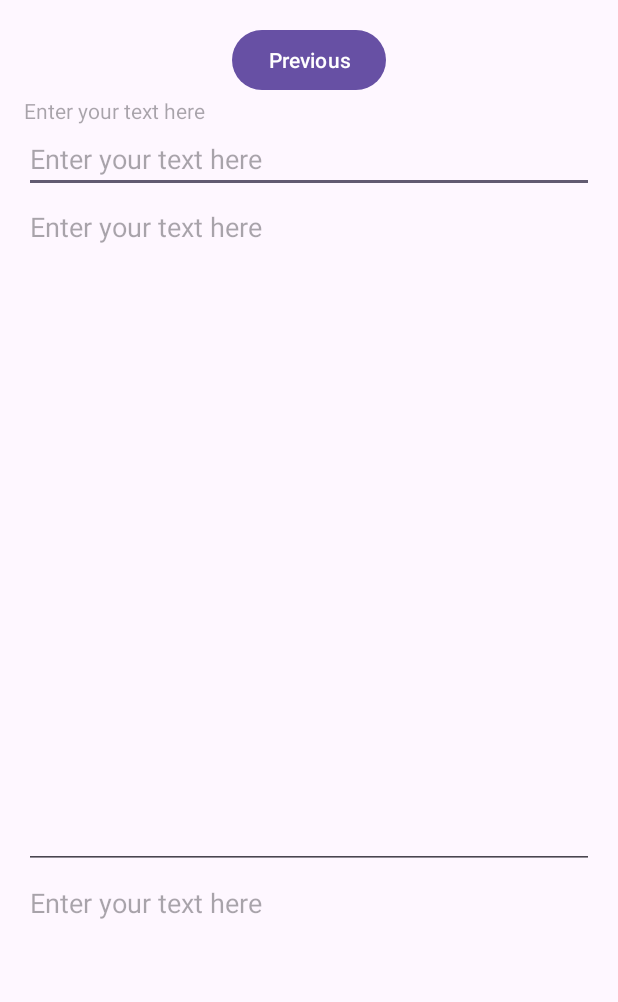
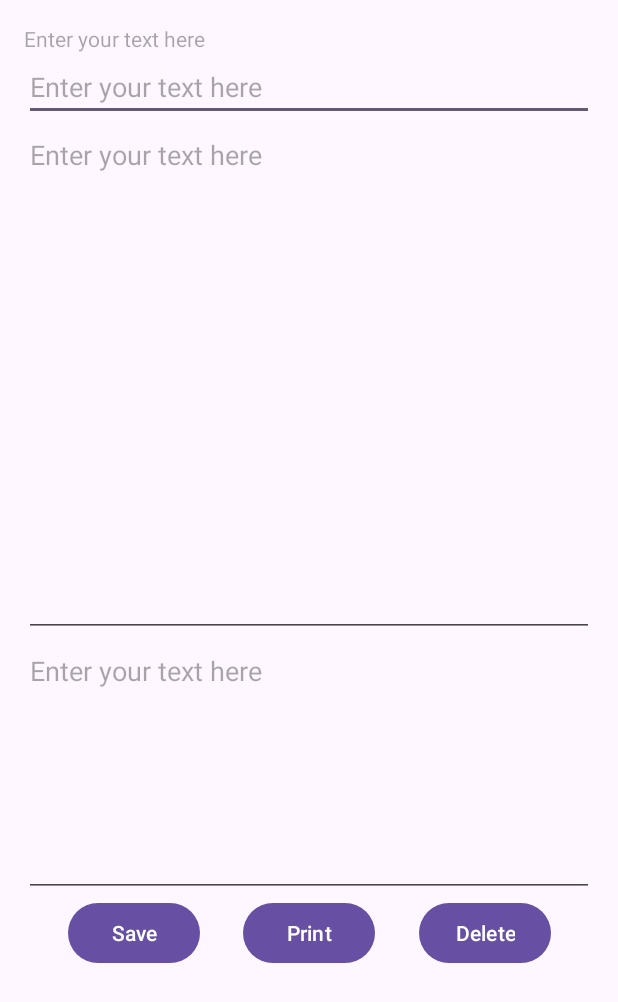
Before and after one commit to espencer127/TherapyNotesTracker, an Android app: the fragment SessionEditFragment shown on its own in the app's theme, on a phone screen of 412 x 824 dp. Shown: the top 1002 px of the screen. Run offline under Robolectric (Android 15) with nearby library versions, the phone set to English and light mode, and no system bars; our stand-ins replace Room's generated code.

Commit message:
removed redundant previous button

```diff
--- a/app/build.gradle
+++ b/app/build.gradle
@@ -15,8 +15,8 @@ android {
         applicationId "com.spencer.therapynotestracker"
         minSdk 24
         targetSdk 36
-        versionCode 1
-        versionName "1.0"
+        versionCode 3
+        versionName "1.3.0"
 
         testInstrumentationRunner "androidx.test.runner.AndroidJUnitRunner"
 
--- a/app/src/main/java/com/spencer/therapynotestracker/sessionedit/SessionEditFragment.java
+++ b/app/src/main/java/com/spencer/therapynotestracker/sessionedit/SessionEditFragment.java
@@ -5,7 +5,6 @@ import android.content.Intent;
 import android.graphics.pdf.PdfDocument;
 import android.net.Uri;
 import android.os.Bundle;
-import android.util.Log;
 import android.view.LayoutInflater;
 import android.view.View;
 import android.view.ViewGroup;
@@ -52,11 +51,6 @@ public class SessionEditFragment extends Fragment {
 
     public void onViewCreated(@NonNull View view, Bundle savedInstanceState) {
         super.onViewCreated(view, savedInstanceState);
-
-        binding.buttonSecond.setOnClickListener(v ->
-                NavHostFragment.findNavController(SessionEditFragment.this)
-                        .navigate(R.id.action_SecondFragment_to_FirstFragment)
-        );
 
         binding.buttonSaveSessionEdit.setOnClickListener(v -> {
                 attemptEdit();
--- a/app/src/main/res/layout/fragment_session_edit.xml
+++ b/app/src/main/res/layout/fragment_session_edit.xml
@@ -12,16 +12,6 @@
         android:layout_height="match_parent"
         android:padding="16dp">
 
-        <Button
-            android:id="@+id/button_second"
-            android:layout_width="wrap_content"
-            android:layout_height="wrap_content"
-            android:text="@string/previous"
-            app:layout_constraintBottom_toTopOf="@id/view_date"
-            app:layout_constraintEnd_toEndOf="parent"
-            app:layout_constraintStart_toStartOf="parent"
-            app:layout_constraintTop_toTopOf="parent" />
-
         <TextView
             android:id="@+id/view_date"
             android:layout_width="match_parent"
@@ -29,7 +19,7 @@
             android:hint="Enter your text here"
             app:layout_constraintEnd_toEndOf="parent"
             app:layout_constraintStart_toStartOf="parent"
-            app:layout_constraintTop_toBottomOf="@id/button_second" />
+            app:layout_constraintTop_toTopOf="parent" />
 
         <EditText
             android:id="@+id/edit_therapist"
@@ -53,8 +43,8 @@
             android:scrollbars="vertical"
             android:gravity="start"
             android:maxLines="200"
-            android:minLines="20"
-            android:lines="20"
+            android:minLines="15"
+            android:lines="15"
             android:maxLength="15000"
 
             app:layout_constraintEnd_toEndOf="parent"
@@ -73,8 +63,8 @@
             android:scrollbars="vertical"
             android:gravity="start"
             android:maxLines="200"
-            android:minLines="20"
-            android:lines="20"
+            android:minLines="7"
+            android:lines="7"
             android:maxLength="15000"
 
             app:layout_constraintEnd_toEndOf="parent"
```
Also changed, not shown: 2 other files.
